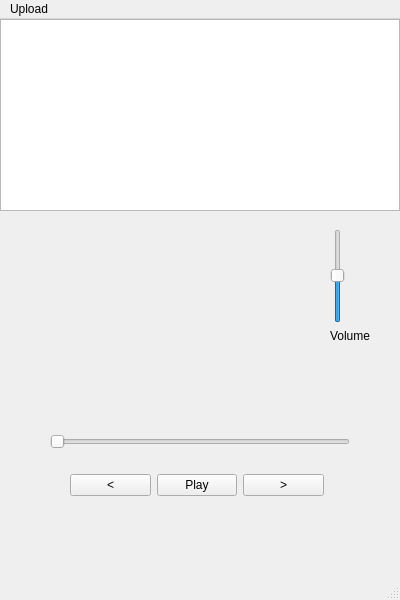
Qt form podcast_pro/mainwindow.ui (devtamer/podcast-pro) before a commit.
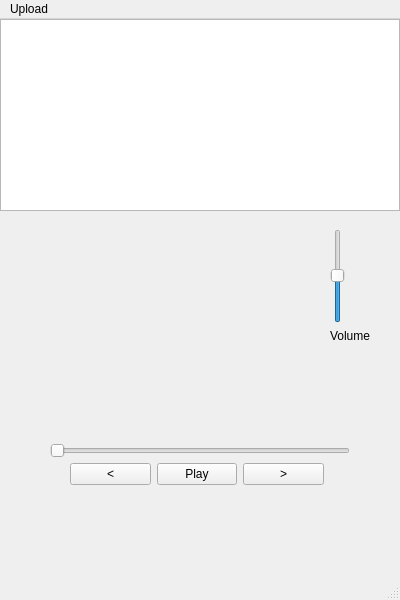
The same form after that commit.

Patch:
```diff
--- a/podcast_pro/mainwindow.ui
+++ b/podcast_pro/mainwindow.ui
@@ -26,7 +26,7 @@
       <x>50</x>
       <y>410</y>
       <width>300</width>
-      <height>25</height>
+      <height>44</height>
      </rect>
     </property>
     <property name="orientation">
@@ -82,9 +82,9 @@
     <property name="geometry">
      <rect>
       <x>70</x>
-      <y>450</y>
+      <y>430</y>
       <width>254</width>
-      <height>32</height>
+      <height>51</height>
      </rect>
     </property>
     <layout class="QHBoxLayout" name="horizontalLayout">
@@ -114,10 +114,10 @@
    <widget class="QLabel" name="coverArtLabel">
     <property name="geometry">
      <rect>
-      <x>60</x>
-      <y>220</y>
-      <width>281</width>
-      <height>141</height>
+      <x>80</x>
+      <y>210</y>
+      <width>200</width>
+      <height>200</height>
      </rect>
     </property>
     <property name="text">
@@ -128,14 +128,20 @@
     <property name="geometry">
      <rect>
       <x>60</x>
-      <y>371</y>
+      <y>370</y>
       <width>281</width>
-      <height>44</height>
+      <height>61</height>
      </rect>
     </property>
     <layout class="QVBoxLayout" name="verticalLayout_2">
+     <property name="spacing">
+      <number>-1</number>
+     </property>
      <item>
       <widget class="QLabel" name="titleLabel">
+       <property name="enabled">
+        <bool>true</bool>
+       </property>
        <property name="font">
         <font>
          <bold>true</bold>
@@ -144,6 +150,9 @@
        <property name="text">
         <string/>
        </property>
+       <property name="indent">
+        <number>0</number>
+       </property>
       </widget>
      </item>
      <item>
@@ -162,13 +171,19 @@
           </font>
          </property>
          <property name="layoutDirection">
-          <enum>Qt::LeftToRight</enum>
+          <enum>Qt::LayoutDirection::LeftToRight</enum>
+         </property>
+         <property name="styleSheet">
+          <string notr="true">margin-left: 5px</string>
          </property>
          <property name="text">
           <string/>
          </property>
          <property name="alignment">
-          <set>Qt::AlignLeading|Qt::AlignLeft|Qt::AlignVCenter</set>
+          <set>Qt::AlignmentFlag::AlignLeading|Qt::AlignmentFlag::AlignLeft|Qt::AlignmentFlag::AlignVCenter</set>
+         </property>
+         <property name="margin">
+          <number>0</number>
          </property>
         </widget>
        </item>
@@ -182,6 +197,9 @@
          <property name="text">
           <string/>
          </property>
+         <property name="alignment">
+          <set>Qt::AlignmentFlag::AlignRight|Qt::AlignmentFlag::AlignTrailing|Qt::AlignmentFlag::AlignVCenter</set>
+         </property>
         </widget>
        </item>
       </layout>
```
Left out of the diff: 4 changed lines with no effect on the pictures.
